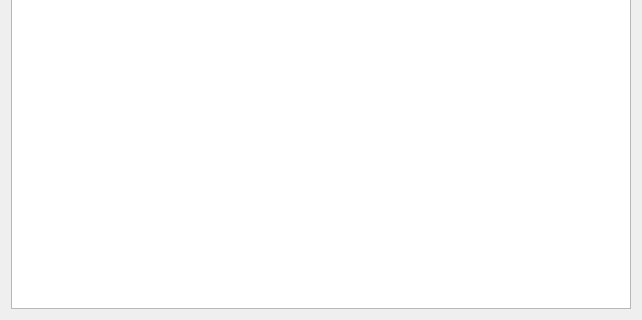
The window that searchedlist.ui (nemorami/dictbrowser) describes before a commit, drawn with Qt 5; both pictures show x 0 to 642 and y 154 to 474 of the 642 by 474 pixel window.
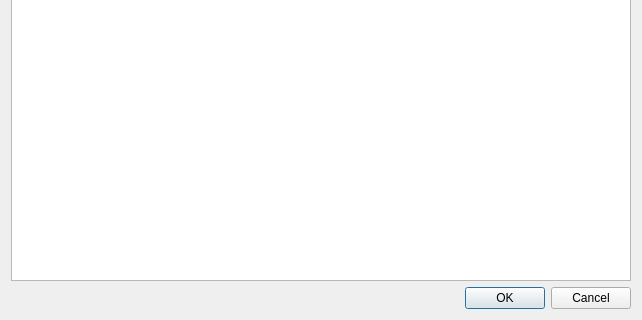
The same window after the commit.

What changed in the file:
```diff
--- a/searchedlist.ui
+++ b/searchedlist.ui
@@ -19,6 +19,13 @@
      <item>
       <widget class="QTableView" name="tableView"/>
      </item>
+     <item>
+      <widget class="QDialogButtonBox" name="buttonBox">
+       <property name="standardButtons">
+        <set>QDialogButtonBox::Cancel|QDialogButtonBox::Ok</set>
+       </property>
+      </widget>
+     </item>
     </layout>
    </item>
   </layout>
```
